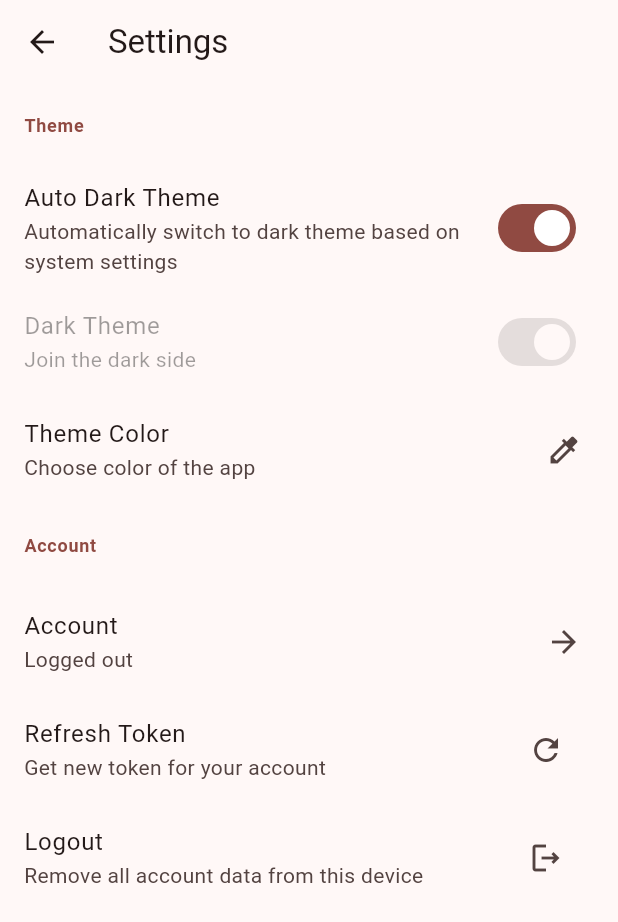
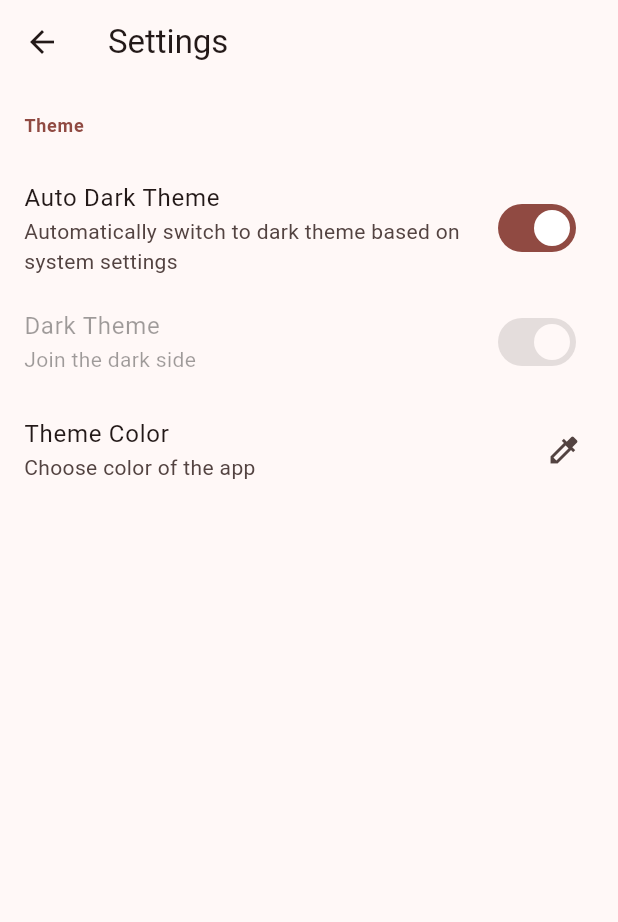
Before and after one commit to SilverNETGroupSGGW/Straciatella, a Flutter app: the SettingsScreen screen opened by its route, on a phone screen of 412 x 824 dp. Shown: the top 922 px of the screen. Run offline on Flutter 3.47's test engine with Material 3 defaults, Android fonts, the phone set to English and light mode, and no system bars; our stand-ins replace bloc, dio, easy_localization, flutter_bloc, flutter_colorpicker, freezed_annotation and 3 more; accounts and stored records are empty.

Commit message:
Pozbyć się kont Fixes #18

```diff
--- a/lib/data/hiveTypeIds.dart
+++ b/lib/data/hiveTypeIds.dart
@@ -1,7 +1,6 @@
 // *** values have to be unique
 class HiveTypeIds {
   static const settingsState = 0;
-  static const account = 1;
-  static const themeMode = 2;
-  static const color = 3;
+  static const themeMode = 1;
+  static const color = 2;
 }
--- a/lib/data/models/account/account.dart
+++ /dev/null
@@ -1,15 +0,0 @@
-import 'package:freezed_annotation/freezed_annotation.dart';
-
-part 'account.freezed.dart';
-part 'account.g.dart';
-
-@freezed
-class Account with _$Account {
-  factory Account({
-    required String accessToken,
-    required String refreshToken,
-  }) = _Account;
-
-  factory Account.fromJson(Map<String, dynamic> json) =>
-      _$AccountFromJson(json);
-}
--- a/lib/data/repositories/auth_repo.dart
+++ /dev/null
@@ -1,16 +0,0 @@
-import 'package:psggw/data/models/account/account.dart';
-import 'package:psggw/data/providers/auth_api.dart';
-
-class AuthRepo {
-  static Future<Account> login(String email, String password) async {
-    return AuthApi.login(email, password).then(
-      (response) => Account.fromJson(response.data),
-    );
-  }
-
-  static Future<Account> refreshToken(String refreshToken) async {
-    return AuthApi.refreshToken(refreshToken).then(
-      (response) => Account.fromJson(response.data),
-    );
-  }
-}
--- a/lib/logic/account/account_adapter.dart
+++ /dev/null
@@ -1,21 +0,0 @@
-import 'package:hive/hive.dart';
-import 'package:psggw/data/hiveTypeIds.dart';
-import 'package:psggw/data/models/account/account.dart';
-
-class AccountAdapter extends TypeAdapter<Account> {
-  @override
-  final typeId = HiveTypeIds.account;
-
-  @override
-  Account read(BinaryReader reader) {
-    return Account(
-      accessToken: "",
-      refreshToken: reader.read() as String,
-    );
-  }
-
-  @override
-  void write(BinaryWriter writer, Account obj) {
-    writer.write(obj.refreshToken);
-  }
-}
--- a/lib/logic/account/account_bloc.dart
+++ /dev/null
@@ -1,81 +0,0 @@
-import 'package:bloc/bloc.dart';
-import 'package:flutter_bloc/flutter_bloc.dart';
-import 'package:freezed_annotation/freezed_annotation.dart';
-import 'package:hive/hive.dart';
-import 'package:psggw/data/models/account/account.dart';
-import 'package:psggw/data/repositories/auth_repo.dart';
-
-part 'account_event.dart';
-part 'account_state.dart';
-part 'account_bloc.freezed.dart';
-
-class AccountBloc extends Bloc<AccountEvent, AccountState> {
-  AccountBloc() : super(_Initial()) {
-    on<_LoginRequested>(_onLoginRequested);
-    on<_LogoutRequested>(_onLogoutRequested);
-    on<_RefreshToken>(_onRefreshToken);
-    on<_RefreshTokenFromStorageRequested>(_onRefreshTokenFromStorageRequested);
-    on<_SaveToStorage>(_onSaveToStorage);
-  }
-
-  void _onLoginRequested(
-      _LoginRequested event, Emitter<AccountState> emit) async {
-    emit(AccountState.loggingIn());
-    await AuthRepo.login(event.email, event.password)
-        .then((account) => emit(AccountState.loggedIn(account: account)))
-        .catchError((_) => emit(AccountState.loggedOut()));
-  }
-
-  void _onRefreshToken(_RefreshToken event, Emitter<AccountState> emit) async {
-    emit(AccountState.loggingIn());
-    await AuthRepo.refreshToken(event.refreshToken)
-        .then((account) => emit(AccountState.loggedIn(account: account)))
-        .catchError((_) => emit(AccountState.loggedOut()));
-  }
-
-  void _onLogoutRequested(_LogoutRequested event, Emitter<AccountState> emit) {
-    state.maybeMap(
-      loggedIn: (state) async {
-        emit(AccountState.loggingOut());
-        await Hive.openBox<Account>('account').then((box) {
-          box.delete('account');
-          emit(AccountState.loggedOut());
-          box.close();
-        });
-      },
-      orElse: () {},
-    );
-  }
-
-  Future<void> _onRefreshTokenFromStorageRequested(
-      _RefreshTokenFromStorageRequested event,
-      Emitter<AccountState> emit) async {
-    emit(AccountState.loadingFromStorage());
-    final box = await Hive.openBox<Account>('account');
-    Account? account = box.get(
-      'account',
-    );
-    box.close();
-    if (account == null) {
-      emit(AccountState.loggedOut());
-    } else {
-      emit(AccountState.loggedIn(account: account));
-    }
-  }
-
-  Future<void> _onSaveToStorage(
-      _SaveToStorage event, Emitter<AccountState> emit) async {
-    Account? account = state.maybeMap(
-      loggedIn: (state) => state.account,
-      orElse: () => null,
-    );
-    final box = await Hive.openBox<Account>('account');
-    if (account != null) {
-      box.put(
-        'account',
-        account,
-      );
-    }
-    box.close();
-  }
-}
--- a/lib/logic/account/account_event.dart
+++ /dev/null
@@ -1,19 +0,0 @@
-part of 'account_bloc.dart';
-
-@freezed
-class AccountEvent with _$AccountEvent {
-  const factory AccountEvent.started() = _Started;
-  const factory AccountEvent.loginRequested({
-    required String email,
-    required String password,
-  }) = _LoginRequested;
-  const factory AccountEvent.logoutReqested() = _LogoutRequested;
-  const factory AccountEvent.refreshToken(
-    String refreshToken,
-  ) = _RefreshToken;
-
-  const factory AccountEvent.refreshTokenFromStorageRequested() =
-      _RefreshTokenFromStorageRequested;
-
-  const factory AccountEvent.saveToStorage() = _SaveToStorage;
-}
--- a/lib/logic/account/account_state.dart
+++ /dev/null
@@ -1,13 +0,0 @@
-part of 'account_bloc.dart';
-
-@freezed
-class AccountState with _$AccountState {
-  const factory AccountState.initial() = _Initial;
-  const factory AccountState.loadingFromStorage() = _LoadingFromStorage;
-  const factory AccountState.loggingIn() = _LoggingIn;
-  const factory AccountState.loggedIn({
-    required Account account,
-  }) = _LoggedIn;
-  const factory AccountState.loggingOut() = _LoggingOut;
-  const factory AccountState.loggedOut() = _LoggedOut;
-}
--- a/lib/main.dart
+++ b/lib/main.dart
@@ -2,7 +2,6 @@ import 'package:flutter/material.dart';
 import 'package:hive_flutter/hive_flutter.dart';
 import 'package:psggw/constants.dart';
 import 'package:psggw/data/adapters/register_adapters.dart';
-import 'package:psggw/logic/account/account_bloc.dart';
 import 'package:psggw/logic/settings/settings_cubit.dart';
 import 'package:psggw/router.dart';
 import 'package:easy_localization/easy_localization.dart';
@@ -47,10 +46,6 @@ class _MainAppState extends State<MainApp> {
         BlocProvider<SettingsCubit>.value(
           value: widget.settings,
         ),
-        BlocProvider<AccountBloc>(
-          create: (context) => AccountBloc()
-            ..add(AccountEvent.refreshTokenFromStorageRequested()),
-        )
       ],
       child: BlocBuilder<SettingsCubit, SettingsState>(
         builder: (context, settings) {
--- a/lib/presentation/screens/settings_screen.dart
+++ b/lib/presentation/screens/settings_screen.dart
@@ -6,9 +6,6 @@ import 'package:psggw/constants.dart';
 import 'package:psggw/logic/settings/settings_cubit.dart';
 import 'package:psggw/presentation/widgets/settings/theme/auto_theme_tile.dart';
 import 'package:psggw/presentation/widgets/settings/theme/color_tile.dart';
-import 'package:psggw/presentation/widgets/settings/account/login/login_tile.dart';
-import 'package:psggw/presentation/widgets/settings/account/revoke_token_tile.dart';
-import 'package:psggw/presentation/widgets/settings/account/refresh_token_tile.dart';
 import 'package:psggw/presentation/widgets/settings/theme/theme_tile.dart';
 
 class SettingsScreen extends StatelessWidget {
@@ -29,10 +26,6 @@ class SettingsScreen extends StatelessWidget {
                 AutoThemeModeTile(),
                 DarkThemeModeTile(),
                 ColorTile(),
-                ListCategoryLabel(label: 'account'.tr()),
-                LoginTile(),
-                RefreshTokenTile(),
-                RevokeTokenTile(),
                 if (settings.isDebugMode) ...[
                   ListCategoryLabel(label: 'debug'.tr()),
                   DebugInfoTile(),
--- a/lib/presentation/widgets/settings/account/login/login_tile.dart
+++ /dev/null
@@ -1,37 +0,0 @@
-import 'package:easy_localization/easy_localization.dart';
-import 'package:flutter/material.dart';
-import 'package:flutter_bloc/flutter_bloc.dart';
-import 'package:psggw/logic/account/account_bloc.dart';
-
-import 'package:psggw/presentation/widgets/settings/account/login/login_dialog.dart';
-
-class LoginTile extends StatelessWidget {
-  const LoginTile({
-    super.key,
-  });
-
-  @override
-  Widget build(BuildContext context) {
-    return ListTile(
-      title: Text('account'.tr()),
-      subtitle: BlocBuilder<AccountBloc, AccountState>(
-        builder: (context, state) {
-          bool isLoggedIn = state.maybeMap(
-            loggedIn: (state) => true,
-            orElse: () => false,
-          );
-          return Text(
-            isLoggedIn ? 'logged_in'.tr() : 'logged_out'.tr(),
-          );
-        },
-      ),
-      onTap: () {
-        showAdaptiveDialog(
-          context: context,
-          builder: (context) => LoginDialog(),
-        );
-      },
-      trailing: Icon(Icons.arrow_forward),
-    );
-  }
-}
--- a/lib/presentation/widgets/settings/account/refresh_token_tile.dart
+++ /dev/null
@@ -1,45 +0,0 @@
-import 'package:easy_localization/easy_localization.dart';
-import 'package:flutter/material.dart';
-import 'package:flutter_bloc/flutter_bloc.dart';
-import 'package:psggw/logic/account/account_bloc.dart';
-
-class RefreshTokenTile extends StatelessWidget {
-  const RefreshTokenTile({super.key});
-
-  @override
-  Widget build(BuildContext context) {
-    return ListTile(
-      title: Text('refresh_token'.tr()),
-      subtitle: Text('refresh_token_desc'.tr()),
-      trailing: IconButton(
-        onPressed: () {
-          // * używaj .then() na Future'ach dla czytelności kodu
-          showDialog<bool>(
-            context: context,
-            builder: (context) => AlertDialog(
-              title: Text('refresh_token'.tr()),
-              content: Text('refresh_token_confirm'.tr()),
-              actions: [
-                TextButton(
-                  onPressed: () => Navigator.of(context).pop(false),
-                  child: Text('no'.tr()),
-                ),
-                TextButton(
-                  onPressed: () => Navigator.of(context).pop(true),
-                  child: Text('yes'.tr()),
-                ),
-              ],
-            ),
-          ).then((confirm) {
-            if (confirm ?? false) {
-              context.read<AccountBloc>().add(
-                    AccountEvent.refreshTokenFromStorageRequested(),
-                  );
-            }
-          });
-        },
-        icon: const Icon(Icons.refresh_outlined),
-      ),
-    );
-  }
-}
--- a/lib/presentation/widgets/settings/account/revoke_token_tile.dart
+++ /dev/null
@@ -1,48 +0,0 @@
-// ignore_for_file: unused_import
-
-import 'package:easy_localization/easy_localization.dart';
-import 'package:flutter/material.dart';
-import 'package:flutter_bloc/flutter_bloc.dart';
-import 'package:psggw/logic/account/account_bloc.dart';
-
-class RevokeTokenTile extends StatelessWidget {
-  const RevokeTokenTile({super.key});
-
-  @override
-  Widget build(BuildContext context) {
-    return ListTile(
-      title: Text('logout'.tr()),
-      subtitle: Text('logout_desc'.tr()),
-      trailing: IconButton(
-        onPressed: () async {
-          // * używaj .then() na Future'ach dla czytelności kodu
-          // Show dialog to confirm
-          showDialog<bool>(
-            context: context,
-            builder: (context) => AlertDialog(
-              title: Text('logout'.tr()),
-              content: Text('logout_confirm'.tr()),
-              actions: [
-                TextButton(
-                  onPressed: () => Navigator.of(context).pop(false),
-                  child: Text('no'.tr()),
-                ),
-                TextButton(
-                  onPressed: () => Navigator.of(context).pop(true),
-                  child: Text('yes'.tr()),
-                ),
-              ],
-            ),
-          ).then((confirm) {
-            if (confirm ?? false) {
-              context.read<AccountBloc>().add(
-                    AccountEvent.refreshTokenFromStorageRequested(),
-                  );
-            }
-          });
-        },
-        icon: const Icon(Icons.logout_outlined),
-      ),
-    );
-  }
-}
```
Also changed, not shown: assets/translations/en-US.json (+1 -27 lines), lib/presentation/screens/navbar_screen.dart (+2 -33 lines), lib/presentation/widgets/settings/account/login/login_button.dart (deleted, +0 -43 lines), lib/presentation/widgets/settings/account/login/login_dialog.dart (deleted, +0 -69 lines), lib/presentation/widgets/settings/account/login/login_form.dart (deleted, +0 -201 lines), lib/data/models/account/account.freezed.dart (deleted), lib/data/models/account/account.g.dart (deleted), lib/logic/account/account_bloc.freezed.dart (deleted).
